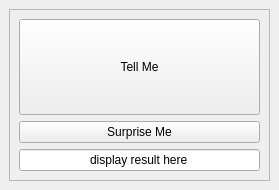
Qt form wheretoeat.ui (mandlcho/WhereToEat) before a commit.
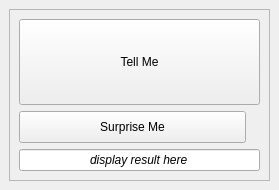
The same form after that commit.

Commit message:
fixed argparser bug where it will call ui
if arg present, simply print result, if not it will open ui

What changed in the file:
```diff
--- a/wheretoeat.ui
+++ b/wheretoeat.ui
@@ -50,18 +50,35 @@
            <item>
             <widget class="QPushButton" name="btn_Surpriseme">
              <property name="sizePolicy">
-              <sizepolicy hsizetype="Minimum" vsizetype="Minimum">
+              <sizepolicy hsizetype="Expanding" vsizetype="Expanding">
                <horstretch>0</horstretch>
                <verstretch>0</verstretch>
               </sizepolicy>
              </property>
+             <property name="maximumSize">
+              <size>
+               <width>227</width>
+               <height>32</height>
+              </size>
+             </property>
              <property name="text">
               <string>Surprise Me</string>
              </property>
+             <property name="flat">
+              <bool>false</bool>
+             </property>
             </widget>
            </item>
            <item>
             <widget class="QLineEdit" name="Le_showresult">
+             <property name="font">
+              <font>
+               <italic>true</italic>
+              </font>
+             </property>
+             <property name="focusPolicy">
+              <enum>Qt::NoFocus</enum>
+             </property>
              <property name="layoutDirection">
               <enum>Qt::LeftToRight</enum>
              </property>
```
The commit also changes 3 other files.
